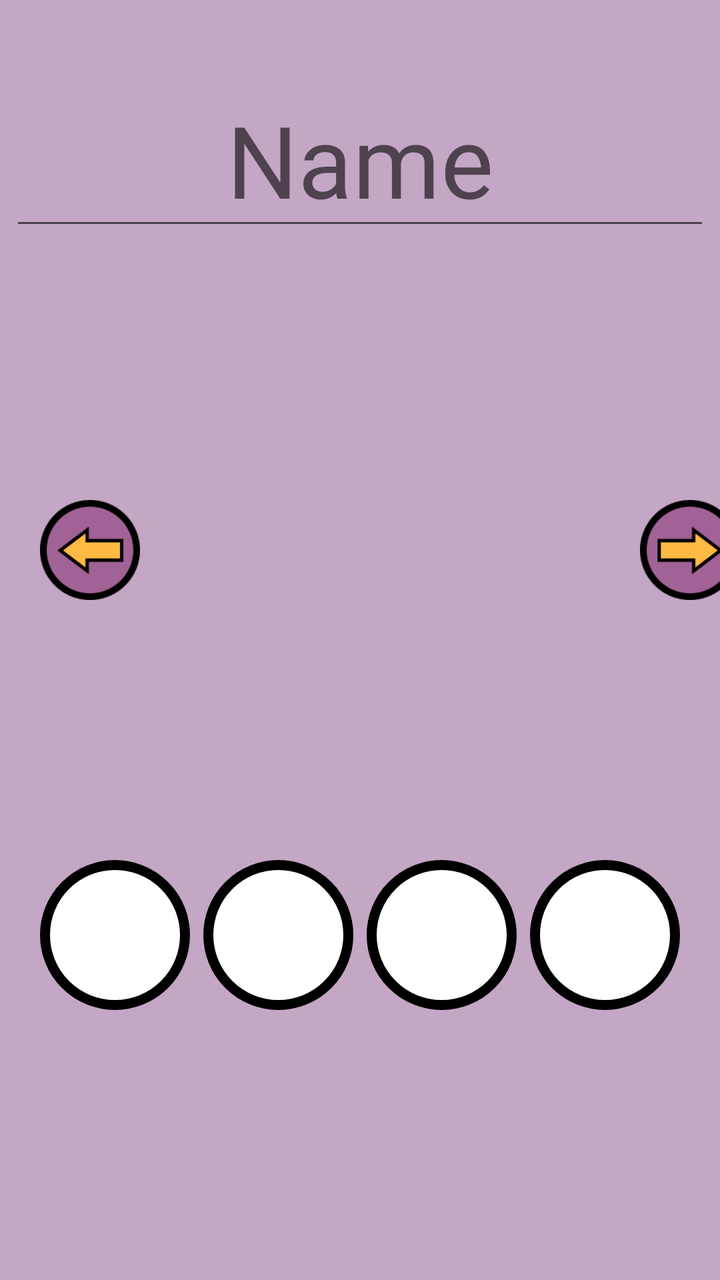
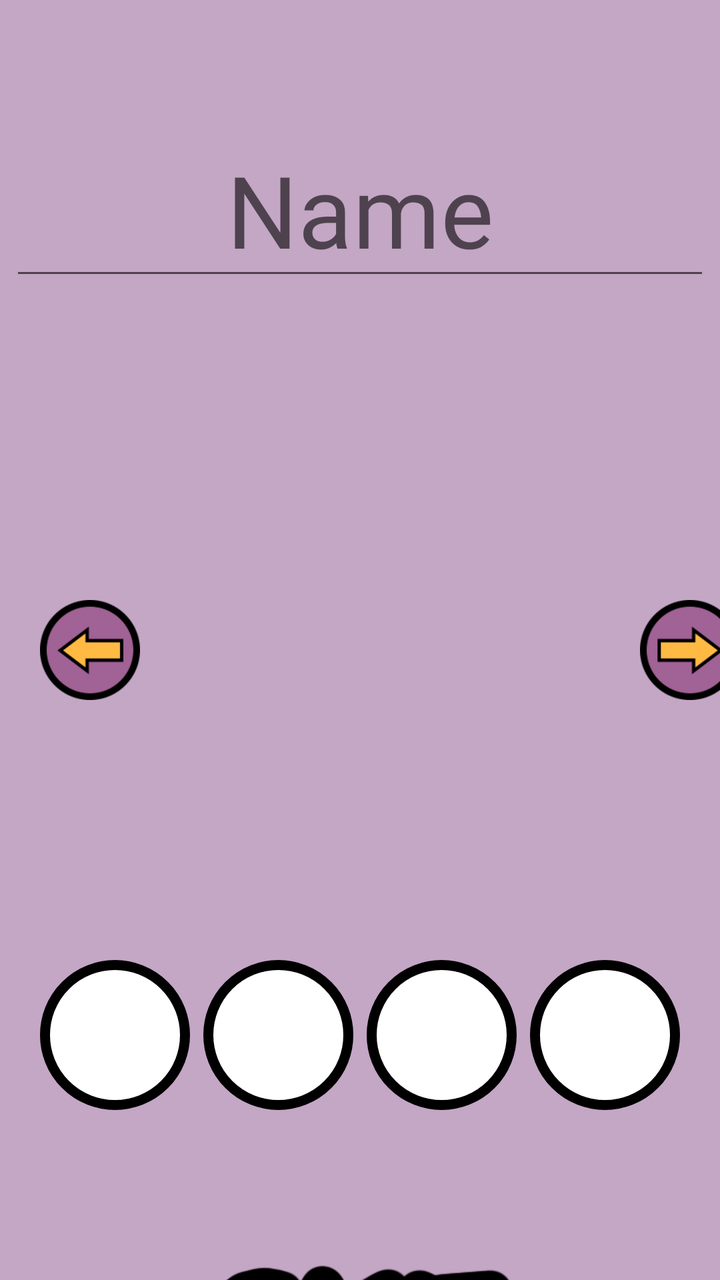

The first picture is an Android layout as it rendered before a commit; the second is the same layout after the commit. The layout source and the unified diff follow.
<!-- AndroidManifest.xml: application theme Theme.PetMonsters -->
<!-- res/layout/activity_character_editor.xml -->
<?xml version="1.0" encoding="utf-8"?>
<androidx.constraintlayout.widget.ConstraintLayout xmlns:android="http://schemas.android.com/apk/res/android"
    xmlns:app="http://schemas.android.com/apk/res-auto"
    xmlns:tools="http://schemas.android.com/tools"
    android:layout_width="match_parent"
    android:layout_height="match_parent"
    tools:context=".CharacterEditorActivity"
    android:background="@color/main_background">

    <LinearLayout
        android:layout_width="match_parent"
        android:layout_height="match_parent"
        android:orientation="vertical">

        <EditText
            android:id="@+id/namePet_et"
            android:layout_width="350dp"
            android:layout_gravity="center"
            android:layout_height="70dp"
            android:layout_marginRight="20dp"
            android:layout_marginLeft="20dp"
            android:layout_marginTop="50dp"
            android:fontFamily="@font/g"
            android:textAlignment="center"
            android:hint="@string/name"
            android:textSize="50dp"/>

        <LinearLayout
            android:layout_width="match_parent"
            android:layout_height="wrap_content"
            android:orientation="horizontal"
            android:layout_marginTop="50dp">

            <ImageView
                android:id="@+id/formerPet_iv"
                android:layout_width="50dp"
                android:layout_height="50dp"
                android:layout_marginLeft="20dp"
                android:src="@drawable/change_pet_left"
                android:layout_gravity="center"/>


            <View
                android:layout_width="0dp"
                android:layout_height="0dp"
                android:layout_weight="1"/>


            <ImageView
                android:id="@+id/pet_iv"
                android:layout_width="210dp"
                android:layout_height="210dp"
                android:layout_marginLeft="20dp"
                android:layout_marginRight="20dp"
                android:layout_gravity="fill_horizontal"/>

            <View
                android:layout_width="0dp"
                android:layout_height="0dp"
                android:layout_weight="1"/>

            <ImageView
                android:id="@+id/nextPet_iv"
                android:layout_width="50dp"
                android:layout_height="50dp"
                android:layout_marginRight="20dp"
                android:src="@drawable/change_pet_right"
                android:layout_gravity="center"/>

        </LinearLayout>

        <LinearLayout
            android:layout_width="match_parent"
            android:layout_height="wrap_content"
            android:orientation="horizontal"
            android:layout_marginTop="50dp">

            <ImageView
                android:id="@+id/color1_iv"
                android:src="@drawable/color_selector"
                android:layout_width="75dp"
                android:layout_height="75dp"
                android:layout_marginLeft="20dp"
                android:layout_gravity="center"/>


            <View
                android:layout_width="0dp"
                android:layout_height="0dp"
                android:layout_weight="1"/>

            <ImageView
                android:id="@+id/color2_iv"
                android:src="@drawable/color_selector"
                android:layout_width="75dp"
                android:layout_height="75dp"
                android:layout_gravity="center"/>

            <View
                android:layout_width="0dp"
                android:layout_height="0dp"
                android:layout_weight="1"/>

            <ImageView
                android:id="@+id/color3_iv"
                android:src="@drawable/color_selector"
                android:layout_width="75dp"
                android:layout_height="75dp"
                android:layout_gravity="center"/>

            <View
                android:layout_width="0dp"
                android:layout_height="0dp"
                android:layout_weight="1"/>

            <ImageView
                android:id="@+id/color4_iv"
                android:src="@drawable/color_selector"
                android:layout_width="75dp"
                android:layout_height="75dp"
                android:layout_marginRight="20dp"
                android:layout_gravity="center"/>

        </LinearLayout>

        <ImageView
            android:id="@+id/savePet_iv"
            android:layout_width="350dp"
            android:layout_height="70dp"
            android:layout_marginLeft="20dp"
            android:layout_marginRight="20dp"
            android:layout_gravity="center"
            android:layout_marginTop="50dp"/>

    </LinearLayout>

</androidx.constraintlayout.widget.ConstraintLayout>
<!-- resources referenced by this layout -->
<resources>
  <color name="main_background">#C4A6C5</color>
  <!-- drawable change_pet_left: png bitmap (drawable, 5942 bytes) -->
  <!-- drawable change_pet_right: png bitmap (drawable, 5963 bytes) -->
  <!-- drawable color_selector (drawable) -->
  <?xml version="1.0" encoding="utf-8"?>
  <shape
      xmlns:android="http://schemas.android.com/apk/res/android"
      android:shape="oval">
  
      <solid
          android:color="#FFFFFF" />
      <size
          android:width="75dp"
          android:height="75dp"/>
  
      <stroke android:color="@color/black"
          android:width="5dp"/>
  </shape>
  <string name="name">Name</string>
  <style name="Theme.PetMonsters" parent="Theme.MaterialComponents.DayNight.NoActionBar">
          
          <item name="colorPrimary">@color/purple_500</item>
          <item name="colorPrimaryVariant">@color/purple_700</item>
          <item name="colorOnPrimary">@color/white</item>
          
          <item name="colorSecondary">@color/teal_200</item>
          <item name="colorSecondaryVariant">@color/teal_700</item>
          <item name="colorOnSecondary">@color/black</item>
          
          <item name="android:statusBarColor">?attr/colorPrimaryVariant</item>
          
      </style>
  <color name="black">#FF000000</color>
  <color name="purple_500">#FF6200EE</color>
  <color name="purple_700">#FF3700B3</color>
  <color name="white">#FFFFFFFF</color>
  <color name="teal_200">#FF03DAC5</color>
  <color name="teal_700">#FF018786</color>
</resources>

<!-- the commit's change to res/layout/activity_character_editor.xml (unified diff, before → after) -->
@@ -19,7 +19,7 @@
             android:layout_height="70dp"
             android:layout_marginRight="20dp"
             android:layout_marginLeft="20dp"
-            android:layout_marginTop="50dp"
+            android:layout_marginTop="75dp"
             android:fontFamily="@font/g"
             android:textAlignment="center"
             android:hint="@string/name"
@@ -29,7 +29,7 @@
             android:layout_width="match_parent"
             android:layout_height="wrap_content"
             android:orientation="horizontal"
-            android:layout_marginTop="50dp">
+            android:layout_marginTop="75dp">
 
             <ImageView
                 android:id="@+id/formerPet_iv"
@@ -126,11 +126,12 @@
         <ImageView
             android:id="@+id/savePet_iv"
             android:layout_width="350dp"
+            android:src="@drawable/save_pet_iv"
             android:layout_height="70dp"
             android:layout_marginLeft="20dp"
             android:layout_marginRight="20dp"
             android:layout_gravity="center"
-            android:layout_marginTop="50dp"/>
+            android:layout_marginTop="75dp"/>
 
     </LinearLayout>
 
<!-- resource entries referenced after the edit -->
@@ -18,6 +18,7 @@
       <stroke android:color="@color/black"
           android:width="5dp"/>
   </shape>
+  <!-- drawable save_pet_iv: png bitmap (drawable, 12229 bytes) -->
   <string name="name">Name</string>
   <style name="Theme.PetMonsters" parent="Theme.MaterialComponents.DayNight.NoActionBar">
           
